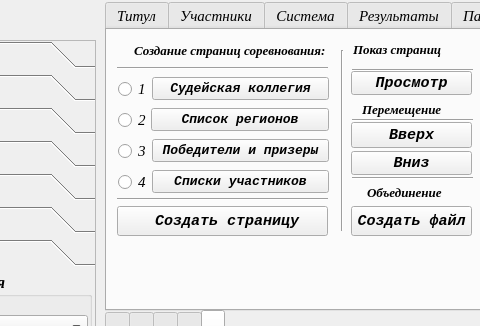
Above: UI/main_window.ui from Kaspar0810/Competitions_TT before the change; both pictures show x 155 to 635 and y 0 to 326 of the 1109 by 738 pixel window. Below: the same form after it.
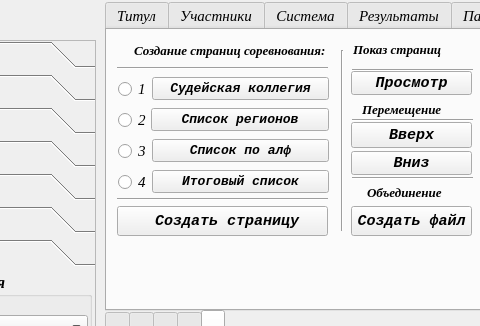
That is the form after the change. Icons and pictures are not drawn.

Diff of the .ui file:
```diff
--- a/UI/main_window.ui
+++ b/UI/main_window.ui
@@ -4307,7 +4307,7 @@
             </font>
            </property>
            <property name="text">
-            <string>Победители и призеры</string>
+            <string>Список по алф</string>
            </property>
           </widget>
          </item>
@@ -4349,7 +4349,7 @@
             </font>
            </property>
            <property name="text">
-            <string>Списки участников</string>
+            <string>Итоговый список</string>
            </property>
           </widget>
          </item>
```
Left out of the diff: 4 changed lines with no effect on the pictures.
